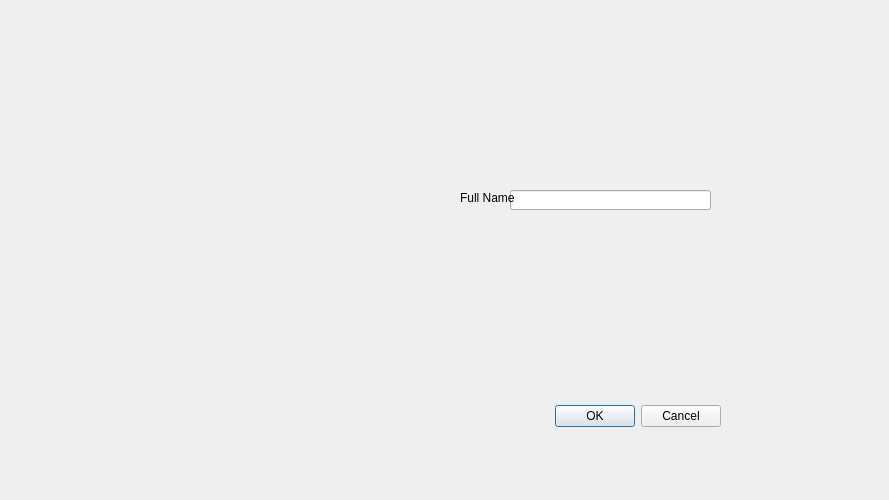
Qt form UI/Singup.ui (Rolerdxx/Car-Rental) before a commit.
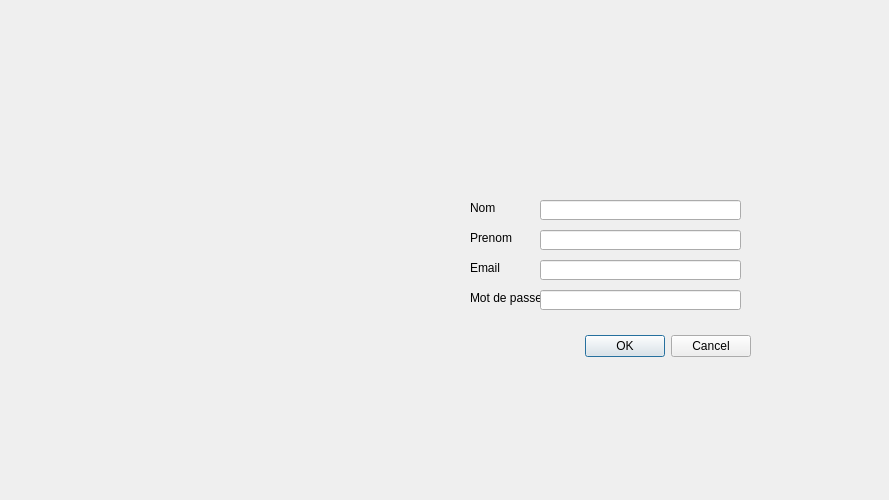
The same form after that commit. Icons and pictures are not drawn.

```diff
--- a/UI/Singup.ui
+++ b/UI/Singup.ui
@@ -23,8 +23,8 @@
   <widget class="QDialogButtonBox" name="buttonBox">
    <property name="geometry">
     <rect>
-     <x>380</x>
-     <y>400</y>
+     <x>410</x>
+     <y>330</y>
      <width>341</width>
      <height>32</height>
     </rect>
@@ -46,8 +46,8 @@
   <widget class="QLineEdit" name="lineEdit">
    <property name="geometry">
     <rect>
-     <x>510</x>
-     <y>190</y>
+     <x>540</x>
+     <y>200</y>
      <width>201</width>
      <height>20</height>
     </rect>
@@ -56,14 +56,83 @@
   <widget class="QLabel" name="label">
    <property name="geometry">
     <rect>
-     <x>460</x>
-     <y>190</y>
+     <x>470</x>
+     <y>200</y>
      <width>71</width>
      <height>16</height>
     </rect>
    </property>
    <property name="text">
-    <string>Full Name</string>
+    <string>Nom</string>
+   </property>
+  </widget>
+  <widget class="QLabel" name="label_2">
+   <property name="geometry">
+    <rect>
+     <x>470</x>
+     <y>230</y>
+     <width>71</width>
+     <height>16</height>
+    </rect>
+   </property>
+   <property name="text">
+    <string>Prenom</string>
+   </property>
+  </widget>
+  <widget class="QLineEdit" name="lineEdit_2">
+   <property name="geometry">
+    <rect>
+     <x>540</x>
+     <y>230</y>
+     <width>201</width>
+     <height>20</height>
+    </rect>
+   </property>
+  </widget>
+  <widget class="QLabel" name="label_3">
+   <property name="geometry">
+    <rect>
+     <x>470</x>
+     <y>260</y>
+     <width>71</width>
+     <height>16</height>
+    </rect>
+   </property>
+   <property name="text">
+    <string>Email</string>
+   </property>
+  </widget>
+  <widget class="QLineEdit" name="lineEdit_3">
+   <property name="geometry">
+    <rect>
+     <x>540</x>
+     <y>260</y>
+     <width>201</width>
+     <height>20</height>
+    </rect>
+   </property>
+  </widget>
+  <widget class="QLabel" name="label_4">
+   <property name="geometry">
+    <rect>
+     <x>470</x>
+     <y>290</y>
+     <width>71</width>
+     <height>16</height>
+    </rect>
+   </property>
+   <property name="text">
+    <string>Mot de passe</string>
+   </property>
+  </widget>
+  <widget class="QLineEdit" name="lineEdit_4">
+   <property name="geometry">
+    <rect>
+     <x>540</x>
+     <y>290</y>
+     <width>201</width>
+     <height>20</height>
+    </rect>
    </property>
   </widget>
  </widget>
```
